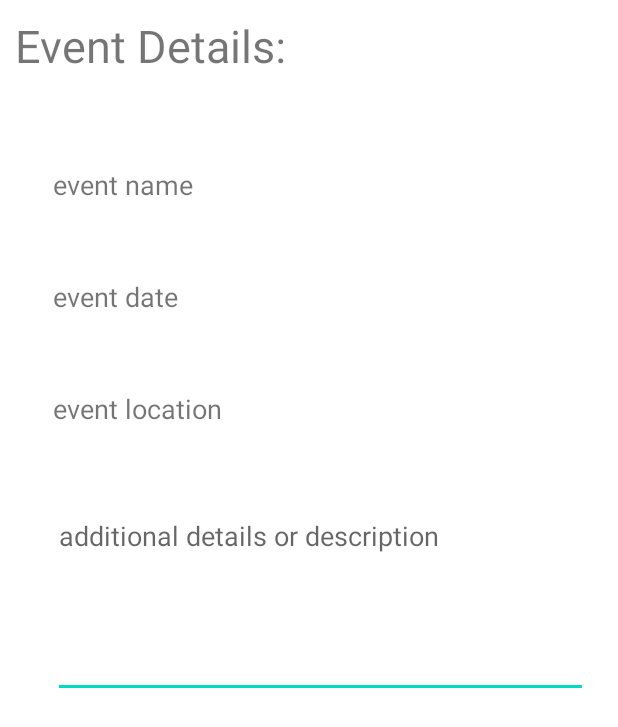
After one commit to brikyem/GuestBook, an Android app: the layout event_details.xml on its own in the app's theme, with its tools: preview values and no code run, on a phone screen of 412 x 824 dp. The commit adds this screen. Shown: the top 727 px of the screen. Run offline under Robolectric (Android 15) with nearby library versions, the phone set to English and light mode, and no system bars.

Commit message:
xml files and some more starter code

```diff
--- a/app/src/main/java/com/example/guestbook/LoginActivity.java
+++ b/app/src/main/java/com/example/guestbook/LoginActivity.java
@@ -37,8 +37,6 @@ public class LoginActivity extends AppCompatActivity {
     private EditText etPassword;
     private Button btnLogin;
     private Button btnSignUp;
-
-
 
     @Override
     public void onCreate(Bundle savedInstanceState) {
@@ -105,7 +103,6 @@ public class LoginActivity extends AppCompatActivity {
                     Toast.makeText(LoginActivity.this, "Check your credentials!", Toast.LENGTH_SHORT).show();
                     return;
                 }
-                //TODO: navigate to the main activity if the user has signed in properly
                 goMainActivity();
                 Toast.makeText(LoginActivity.this, "Woohoo! You're in!", Toast.LENGTH_SHORT).show();
             }
--- a/app/src/main/res/layout/activity_login.xml
+++ b/app/src/main/res/layout/activity_login.xml
@@ -1,3 +1,4 @@
+<!--TODO: improve UI -->
 <?xml version="1.0" encoding="utf-8"?>
 <LinearLayout xmlns:android="http://schemas.android.com/apk/res/android"
     xmlns:app="http://schemas.android.com/apk/res-auto"
--- a/app/src/main/res/layout/activity_main.xml
+++ b/app/src/main/res/layout/activity_main.xml
@@ -1,3 +1,4 @@
+<!--TODO: improve UI, add custom image and buttons -->
 <?xml version="1.0" encoding="utf-8"?>
 <androidx.constraintlayout.widget.ConstraintLayout
     xmlns:android="http://schemas.android.com/apk/res/android"
--- /dev/null
+++ b/app/src/main/res/layout/event_details.xml
@@ -0,0 +1,76 @@
+<!--TODO: maybe some functionality to share (or at least copy and paste) event details? like option to share to sms/twitter/etc -->
+<?xml version="1.0" encoding="utf-8"?>
+<RelativeLayout
+    xmlns:android="http://schemas.android.com/apk/res/android"
+    xmlns:tools="http://schemas.android.com/tools"
+    android:layout_width="match_parent"
+    android:layout_height="match_parent">
+
+    <TextView
+        android:id="@+id/tvEventDetails"
+        android:layout_width="match_parent"
+        android:layout_height="wrap_content"
+        android:layout_margin="10dp"
+        android:text="Event Details:"
+        android:textSize="30sp"
+        tools:layout_editor_absoluteX="49dp"
+        tools:layout_editor_absoluteY="112dp" />
+
+    <TextView
+        android:id="@+id/tvEventName"
+        android:layout_width="match_parent"
+        android:layout_height="wrap_content"
+        android:layout_below="@+id/tvEventDetails"
+        android:layout_alignStart="@+id/tvEventDetails"
+        android:layout_alignEnd="@+id/tvEventDetails"
+        android:layout_marginStart="25dp"
+        android:layout_marginTop="50dp"
+        android:layout_marginEnd="10dp"
+        android:inputType="text"
+        android:textSize="18sp"
+        tools:text="event name" />
+
+    <TextView
+        android:id="@+id/tvEventDate"
+        android:layout_width="match_parent"
+        android:layout_height="wrap_content"
+        android:layout_below="@+id/tvEventName"
+        android:layout_alignStart="@+id/tvEventDetails"
+        android:layout_alignParentEnd="true"
+        android:layout_marginStart="25dp"
+        android:layout_marginTop="50dp"
+        android:layout_marginEnd="10dp"
+        android:inputType="date"
+        android:textSize="18sp"
+        tools:text="event date" />
+
+    <TextView
+        android:id="@+id/tvEventLocation"
+        android:layout_width="match_parent"
+        android:layout_height="wrap_content"
+        android:layout_below="@+id/tvEventDate"
+        android:layout_alignStart="@+id/tvEventDetails"
+        android:layout_alignEnd="@+id/tvEventDetails"
+        android:layout_marginStart="25dp"
+        android:layout_marginTop="50dp"
+        android:layout_marginEnd="10dp"
+        android:inputType="textPostalAddress"
+        android:textSize="18sp"
+        tools:text="event location" />
+
+    <EditText
+        android:id="@+id/etAddDetails"
+        android:layout_width="match_parent"
+        android:layout_height="wrap_content"
+        android:layout_below="@+id/tvEventLocation"
+        android:layout_alignStart="@+id/tvEventDetails"
+        android:layout_alignEnd="@+id/tvEventDetails"
+        android:layout_marginStart="25dp"
+        android:layout_marginTop="50dp"
+        android:layout_marginEnd="10dp"
+        android:ems="10"
+        android:gravity="start|top"
+        android:hint="additional details or description"
+        android:inputType="textMultiLine"
+        android:lines="5" />
+</RelativeLayout>
```
Also changed, not shown: app/src/main/java/com/example/guestbook/MainActivity.java (+53 -0 lines), app/src/main/res/drawable/ic_baseline_logout_24.xml (added, +11 -0 lines), app/src/main/res/layout/compose.xml (added, +37 -0 lines), app/src/main/res/layout/item_post.xml (added, +34 -0 lines), app/src/main/res/layout/posts.xml (added, +21 -0 lines), app/src/main/res/menu/logout.xml (added, +10 -0 lines).
